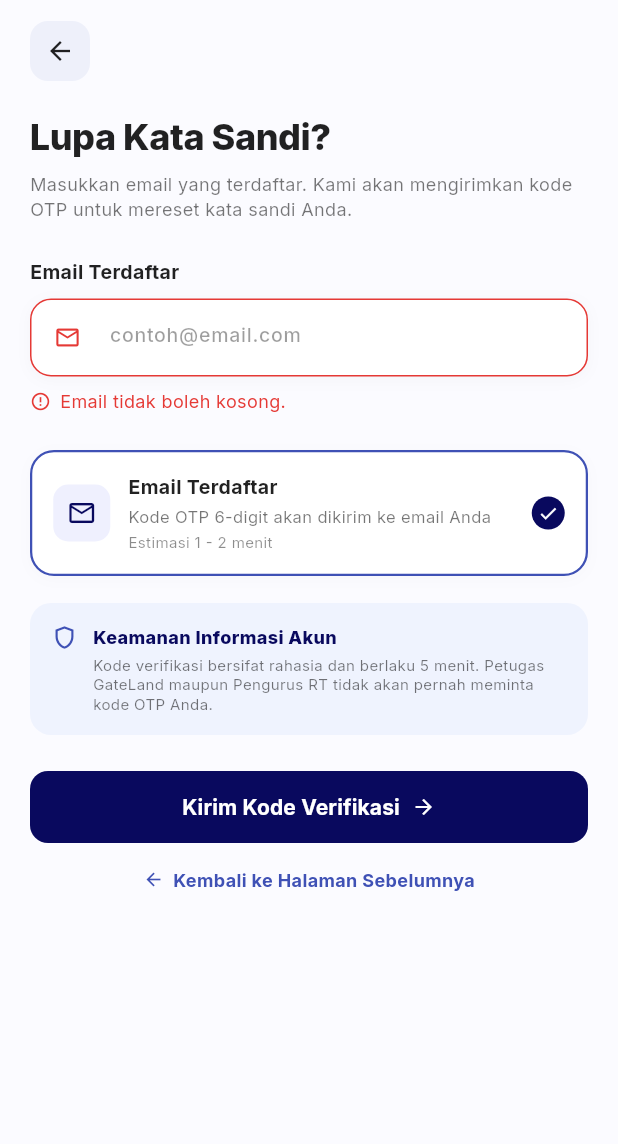
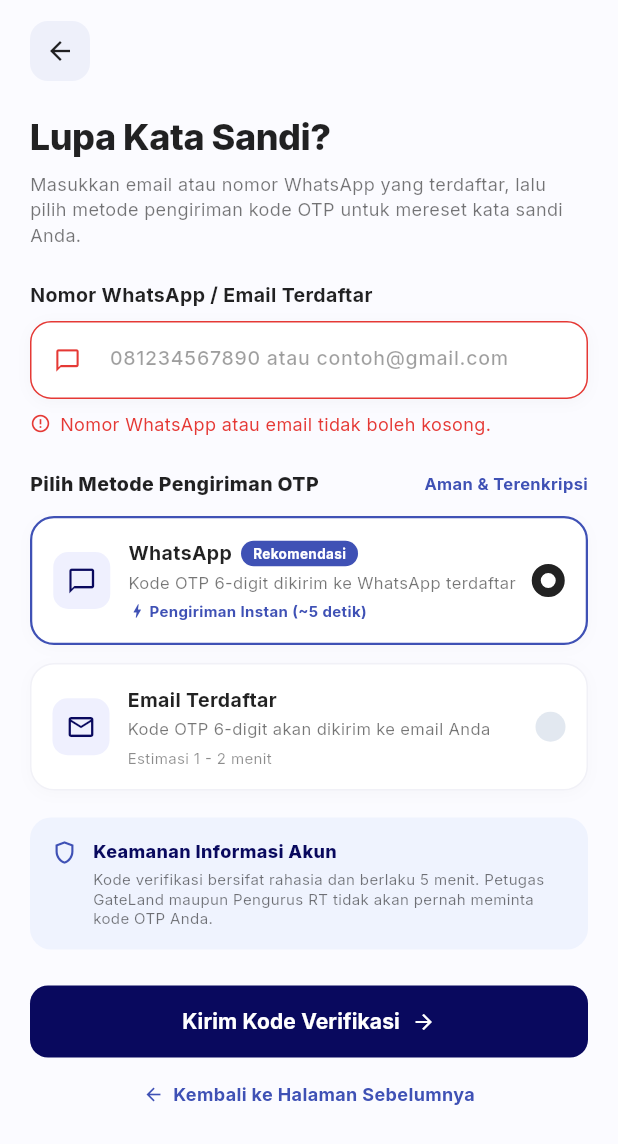
Before and after one commit to sabilrra/gatelandproject, a Flutter app: the LupaKataSandiScreen screen opened by its route, after a tap on "Kirim Kode Verifikasi", on a phone screen of 412 x 824 dp. Shown: the top 1144 px of the screen. Run offline on Flutter 3.47's test engine with Material 3 defaults, Android fonts, the phone set to English and light mode, and no system bars; our stand-ins replace google_fonts, shared_preferences; accounts and stored records are empty.

Commit message:
feat(otp): add whatsapp & email otp support in forgot password and register

```diff
--- a/lib/screens/lupa_kata_sandi_screen.dart
+++ b/lib/screens/lupa_kata_sandi_screen.dart
@@ -12,29 +12,35 @@ class _LupaKataSandiScreenState extends State<LupaKataSandiScreen> {
   final Color _primaryColor = const Color(0xFF09095E);
   final Color _bgColor = const Color(0xFFFBFBFF);
 
-  final TextEditingController _emailController = TextEditingController();
+  final TextEditingController _contactController = TextEditingController();
+  String _selectedMethod = 'whatsapp'; // 'whatsapp' atau 'email'
   bool _isLoading = false;
   String? _errorMessage;
 
   @override
   void dispose() {
-    _emailController.dispose();
+    _contactController.dispose();
     super.dispose();
   }
 
   Future<void> _sendVerificationCode() async {
-    final email = _emailController.text.trim();
+    final input = _contactController.text.trim();
 
-    if (email.isEmpty) {
-      setState(() => _errorMessage = 'Email tidak boleh kosong.');
+    if (input.isEmpty) {
+      setState(() {
+        _errorMessage = _selectedMethod == 'whatsapp'
+            ? 'Nomor WhatsApp atau email tidak boleh kosong.'
+            : 'Email tidak boleh kosong.';
+      });
       return;
     }
 
-    // Validasi format email sederhana
+    if (_selectedMethod == 'email') {
       final emailRegex = RegExp(r'^[\w\-.]+@([\w\-]+\.)+[\w\-]{2,}$');
-    if (!emailRegex.hasMatch(email)) {
+      if (!emailRegex.hasMatch(input)) {
         setState(() => _errorMessage = 'Format email tidak valid.');
         return;
+      }
     }
 
     setState(() {
@@ -43,18 +49,27 @@ class _LupaKataSandiScreenState extends State<LupaKataSandiScreen> {
     });
 
     try {
-      final result = await ApiService().sendOtpEmail(email);
-      final maskedEmail = result['data']?['maskedEmail'] as String? ?? email;
+      final result = await ApiService().sendOtp(
+        input,
+        method: _selectedMethod,
+      );
+      final resData = result['data'] as Map<String, dynamic>? ?? {};
+      final resolvedEmail = resData['email'] as String? ?? input;
+      final maskedTarget =
+          resData['maskedTarget'] as String? ??
+          resData['maskedEmail'] as String? ??
+          input;
 
       if (!mounted) return;
 
-      // Navigasi ke layar OTP dengan membawa email & maskedEmail
       Navigator.pushNamed(
         context,
         '/verifikasi-otp',
         arguments: {
-          'email': email,
-          'maskedEmail': maskedEmail,
+          'email': resolvedEmail,
+          'maskedEmail': maskedTarget,
+          'method': _selectedMethod,
+          'rawTarget': input,
         },
       );
     } catch (e) {
@@ -66,8 +81,155 @@ class _LupaKataSandiScreenState extends State<LupaKataSandiScreen> {
     }
   }
 
+  Widget _buildCustomRadio(bool selected) {
+    if (selected) {
+      return Container(
+        width: 22,
+        height: 22,
+        decoration: BoxDecoration(
+          shape: BoxShape.circle,
+          border: Border.all(color: Colors.black87, width: 6),
+        ),
+      );
+    }
+    return Container(
+      width: 20,
+      height: 20,
+      decoration: const BoxDecoration(
+        color: Color(0xFFE2E8F0),
+        shape: BoxShape.circle,
+      ),
+    );
+  }
+
+  Widget _buildMethodCard({
+    required String methodKey,
+    required IconData icon,
+    required String title,
+    required String subtitle,
+    String? badge,
+    String? caption,
+    IconData? captionIcon,
+    Color? captionColor,
+  }) {
+    final isSelected = _selectedMethod == methodKey;
+    return GestureDetector(
+      onTap: () => setState(() {
+        _selectedMethod = methodKey;
+        _errorMessage = null;
+      }),
+      child: Container(
+        width: double.infinity,
+        padding: const EdgeInsets.all(14),
+        decoration: BoxDecoration(
+          color: Colors.white,
+          borderRadius: BorderRadius.circular(16),
+          border: Border.all(
+            color: isSelected
+                ? const Color(0xFF3F51B5)
+                : const Color(0xFFF1F1F7),
+            width: isSelected ? 1.5 : 1,
+          ),
+          boxShadow: [
+            BoxShadow(
+              color: Colors.black.withValues(alpha: 0.02),
+              blurRadius: 8,
+              offset: const Offset(0, 2),
+            ),
+          ],
+        ),
+        child: Row(
+          children: [
+            Container(
+              padding: const EdgeInsets.all(9),
+              decoration: BoxDecoration(
+                color: const Color(0xFFEFF0FE),
+                borderRadius: BorderRadius.circular(10),
+              ),
+              child: Icon(icon, color: _primaryColor, size: 20),
+            ),
+            const SizedBox(width: 12),
+            Expanded(
+              child: Column(
+                crossAxisAlignment: CrossAxisAlignment.start,
+                children: [
+                  Row(
+                    children: [
+                      Text(
+                        title,
+                        style: const TextStyle(
+                          fontSize: 13,
+                          fontWeight: FontWeight.w700,
+                          color: Colors.black87,
+                        ),
+                      ),
+                      if (badge != null) ...[
+                        const SizedBox(width: 6),
+                        Container(
+                          padding: const EdgeInsets.symmetric(
+                            horizontal: 8,
+                            vertical: 2,
+                          ),
+                          decoration: BoxDecoration(
+                            color: const Color(0xFF3F51B5),
+                            borderRadius: BorderRadius.circular(10),
+                          ),
+                          child: Text(
+                            badge,
+                            style: const TextStyle(
+                              fontSize: 9,
+                              fontWeight: FontWeight.w700,
+                              color: Colors.white,
+                            ),
+                          ),
+                        ),
+                      ],
+                    ],
+                  ),
+                  const SizedBox(height: 2),
+                  Text(
+                    subtitle,
+                    style: const TextStyle(fontSize: 11, color: Colors.black54),
+                  ),
+                  if (caption != null) ...[
+                    const SizedBox(height: 4),
+                    Row(
+                      children: [
+                        if (captionIcon != null) ...[
+                          Icon(
+                            captionIcon,
+                            size: 12,
+                            color: captionColor ?? Colors.black45,
+                          ),
+                          const SizedBox(width: 2),
+                        ],
+                        Text(
+                          caption,
+                          style: TextStyle(
+                            fontSize: 10,
+                            fontWeight: captionColor != null
+                                ? FontWeight.w700
+                                : FontWeight.normal,
+                            color: captionColor ?? Colors.black45,
+                          ),
+                        ),
+                      ],
+                    ),
+                  ],
+                ],
+              ),
+            ),
+            _buildCustomRadio(isSelected),
+          ],
+        ),
+      ),
+    );
+  }
+
   @override
   Widget build(BuildContext context) {
+    final isWhatsapp = _selectedMethod == 'whatsapp';
+
     return Scaffold(
       backgroundColor: _bgColor,
       body: SafeArea(
@@ -76,7 +238,7 @@ class _LupaKataSandiScreenState extends State<LupaKataSandiScreen> {
           child: Column(
             crossAxisAlignment: CrossAxisAlignment.start,
             children: [
-              // 1. Top Bar (Back button only — tanpa avatar)
+              // 1. Top Bar (Back button only)
               GestureDetector(
                 onTap: () => Navigator.pop(context),
                 child: Container(
@@ -107,19 +269,21 @@ class _LupaKataSandiScreenState extends State<LupaKataSandiScreen> {
               ),
               const SizedBox(height: 6),
               const Text(
-                'Masukkan email yang terdaftar. Kami akan mengirimkan kode OTP untuk mereset kata sandi Anda.',
+                'Masukkan email atau nomor WhatsApp yang terdaftar, lalu pilih metode pengiriman kode OTP untuk mereset kata sandi Anda.',
                 style: TextStyle(
                   fontSize: 12,
                   color: Colors.black54,
                   height: 1.4,
                 ),
               ),
-              const SizedBox(height: 24),
+              const SizedBox(height: 22),
 
-              // 3. Input Email
-              const Text(
-                'Email Terdaftar',
-                style: TextStyle(
+              // 3. Input Kontak Terdaftar
+              Text(
+                isWhatsapp
+                    ? 'Nomor WhatsApp / Email Terdaftar'
+                    : 'Email Terdaftar',
+                style: const TextStyle(
                   fontSize: 13,
                   fontWeight: FontWeight.w700,
                   color: Colors.black87,
@@ -145,8 +309,10 @@ class _LupaKataSandiScreenState extends State<LupaKataSandiScreen> {
                   ],
                 ),
                 child: TextField(
-                  controller: _emailController,
-                  keyboardType: TextInputType.emailAddress,
+                  controller: _contactController,
+                  keyboardType: isWhatsapp
+                      ? TextInputType.text
+                      : TextInputType.emailAddress,
                   autocorrect: false,
                   onChanged: (_) {
                     if (_errorMessage != null) {
@@ -160,13 +326,15 @@ class _LupaKataSandiScreenState extends State<LupaKataSandiScreen> {
                   ),
                   decoration: InputDecoration(
                     prefixIcon: Icon(
-                      Icons.mail_outline,
+                      isWhatsapp ? Icons.chat_bubble_outline : Icons.mail_outline,
                       size: 18,
                       color: _errorMessage != null
                           ? const Color(0xFFE53935)
                           : Colors.black54,
                     ),
-                    hintText: 'contoh@email.com',
+                    hintText: isWhatsapp
+                        ? '081234567890 atau contoh@gmail.com'
+                        : 'contoh@gmail.com',
                     hintStyle: const TextStyle(
                       fontSize: 13,
                       color: Colors.black38,
@@ -180,7 +348,6 @@ class _LupaKataSandiScreenState extends State<LupaKataSandiScreen> {
                 ),
               ),
 
-              // Error message
               if (_errorMessage != null) ...[
                 const SizedBox(height: 8),
                 Row(
@@ -204,83 +371,52 @@ class _LupaKataSandiScreenState extends State<LupaKataSandiScreen> {
                 ),
               ],
 
-              const SizedBox(height: 24),
+              const SizedBox(height: 22),
 
-              // 4. Card: Pilih Metode Pengiriman OTP — Email saja
-              Container(
-                width: double.infinity,
-                padding: const EdgeInsets.all(14),
-                decoration: BoxDecoration(
-                  color: Colors.white,
-                  borderRadius: BorderRadius.circular(16),
-                  border: Border.all(
-                    color: const Color(0xFF3F51B5),
-                    width: 1.5,
-                  ),
-                  boxShadow: [
-                    BoxShadow(
-                      color: Colors.black.withValues(alpha: 0.02),
-                      blurRadius: 8,
-                      offset: const Offset(0, 2),
-                    ),
-                  ],
-                ),
-                child: Row(
-                  children: [
-                    Container(
-                      padding: const EdgeInsets.all(9),
-                      decoration: BoxDecoration(
-                        color: const Color(0xFFEFF0FE),
-                        borderRadius: BorderRadius.circular(10),
-                      ),
-                      child: Icon(
-                        Icons.mail_outline,
-                        color: _primaryColor,
-                        size: 20,
-                      ),
-                    ),
-                    const SizedBox(width: 12),
-                    const Expanded(
-                      child: Column(
-                        crossAxisAlignment: CrossAxisAlignment.start,
+              // 4. Section: Pilih Metode Pengiriman OTP
+              const Row(
+                mainAxisAlignment: MainAxisAlignment.spaceBetween,
                 children: [
                   Text(
-                            'Email Terdaftar',
+                    'Pilih Metode Pengiriman OTP',
                     style: TextStyle(
                       fontSize: 13,
-                              fontWeight: FontWeight.w700,
+                      fontWeight: FontWeight.w800,
                       color: Colors.black87,
                     ),
                   ),
-                          SizedBox(height: 2),
                   Text(
-                            'Kode OTP 6-digit akan dikirim ke email Anda',
-                            style: TextStyle(fontSize: 11, color: Colors.black54),
-                          ),
-                          SizedBox(height: 2),
-                          Text(
-                            'Estimasi 1 - 2 menit',
-                            style: TextStyle(fontSize: 10, color: Colors.black45),
-                          ),
-                        ],
-                      ),
-                    ),
-                    // Radio terpilih
-                    Container(
-                      width: 22,
-                      height: 22,
-                      decoration: const BoxDecoration(
-                        shape: BoxShape.circle,
-                        color: Color(0xFF09095E),
-                      ),
-                      child: const Icon(
-                        Icons.check,
-                        size: 14,
-                        color: Colors.white,
+                    'Aman & Terenkripsi',
+                    style: TextStyle(
+                      fontSize: 11,
+                      fontWeight: FontWeight.w700,
+                      color: Color(0xFF3F51B5),
                     ),
                   ),
                 ],
               ),
+              const SizedBox(height: 12),
+
+              // Method 1: WhatsApp (Fonnte)
+              _buildMethodCard(
+                methodKey: 'whatsapp',
+                icon: Icons.chat_bubble_outline,
+                title: 'WhatsApp',
+                badge: 'Rekomendasi',
+                subtitle: 'Kode OTP 6-digit dikirim ke WhatsApp terdaftar',
+                caption: 'Pengiriman Instan (~5 detik)',
+                captionIcon: Icons.bolt,
+                captionColor: const Color(0xFF3F51B5),
+              ),
+              const SizedBox(height: 12),
+
+              // Method 2: Email Terdaftar
+              _buildMethodCard(
+                methodKey: 'email',
+                icon: Icons.mail_outline,
+                title: 'Email Terdaftar',
+                subtitle: 'Kode OTP 6-digit akan dikirim ke email Anda',
+                caption: 'Estimasi 1 - 2 menit',
               ),
               const SizedBox(height: 18),
 
--- a/lib/screens/register_screen.dart
+++ b/lib/screens/register_screen.dart
@@ -63,6 +63,7 @@ class _RegisterScreenState extends State<RegisterScreen> {
       final res = await ApiService().register(
         name: name,
         email: email,
+        whatsapp: phone,
         password: password,
         role: 'USER',
       );
--- a/lib/screens/verifikasi_otp_screen.dart
+++ b/lib/screens/verifikasi_otp_screen.dart
@@ -24,6 +24,8 @@ class _VerifikasiOtpScreenState extends State<VerifikasiOtpScreen> {
 
   late String _email;
   late String _maskedEmail;
+  late String _method;
+  late String _rawTarget;
 
   @override
   void didChangeDependencies() {
@@ -32,6 +34,8 @@ class _VerifikasiOtpScreenState extends State<VerifikasiOtpScreen> {
         ModalRoute.of(context)?.settings.arguments as Map<String, dynamic>?;
     _email = args?['email'] as String? ?? '';
     _maskedEmail = args?['maskedEmail'] as String? ?? _email;
+    _method = args?['method'] as String? ?? 'email';
+    _rawTarget = args?['rawTarget'] as String? ?? _email;
   }
 
   @override
@@ -83,7 +87,10 @@ class _VerifikasiOtpScreenState extends State<VerifikasiOtpScreen> {
     });
 
     try {
-      await ApiService().sendOtpEmail(_email);
+      await ApiService().sendOtp(
+        _rawTarget.isNotEmpty ? _rawTarget : _email,
+        method: _method,
+      );
       if (!mounted) return;
       ScaffoldMessenger.of(context).showSnackBar(
         SnackBar(
--- a/lib/services/api_service.dart
+++ b/lib/services/api_service.dart
@@ -93,18 +93,24 @@ class ApiService {
     required String name,
     required String email,
     required String password,
+    String? whatsapp,
     String role = 'USER',
   }) async {
     final url = Uri.parse('$baseUrl/api/auth/register');
+    final Map<String, dynamic> body = {
+      'name': name.trim(),
+      'email': email.trim(),
+      'password': password,
+      'role': role,
+    };
+    if (whatsapp != null && whatsapp.trim().isNotEmpty) {
+      body['whatsapp'] = whatsapp.trim();
+    }
+
     final response = await http.post(
       url,
       headers: _headers(withAuth: false),
-      body: jsonEncode({
-        'name': name.trim(),
-        'email': email.trim(),
-        'password': password,
-        'role': role,
-      }),
+      body: jsonEncode(body),
     );
 
     final data = jsonDecode(response.body) as Map<String, dynamic>;
@@ -294,13 +300,19 @@ class ApiService {
   // OTP — LUPA KATA SANDI
   // ═══════════════════════════════════════════════════════════════════════════
 
-  /// POST /api/otp/send — Kirim kode OTP ke email terdaftar
-  Future<Map<String, dynamic>> sendOtpEmail(String email) async {
+  /// POST /api/otp/send — Kirim kode OTP via Email atau WhatsApp (Fonnte)
+  Future<Map<String, dynamic>> sendOtp(
+    String target, {
+    String method = 'email',
+  }) async {
     final url = Uri.parse('$baseUrl/api/otp/send');
     final response = await http.post(
       url,
       headers: _headers(withAuth: false),
-      body: jsonEncode({'email': email.trim().toLowerCase()}),
+      body: jsonEncode({
+        'method': method,
+        'target': target.trim(),
+      }),
     );
 
     final data = jsonDecode(response.body) as Map<String, dynamic>;
@@ -310,6 +322,10 @@ class ApiService {
       throw Exception(data['message'] ?? 'Gagal mengirim kode OTP.');
     }
   }
+
+  /// Alias untuk kirim OTP via Email
+  Future<Map<String, dynamic>> sendOtpEmail(String email) =>
+      sendOtp(email, method: 'email');
 
   /// POST /api/otp/verify — Verifikasi OTP dan reset kata sandi
   Future<Map<String, dynamic>> verifyOtp({
```
Lines whose indentation alone changed are shown as unchanged.
